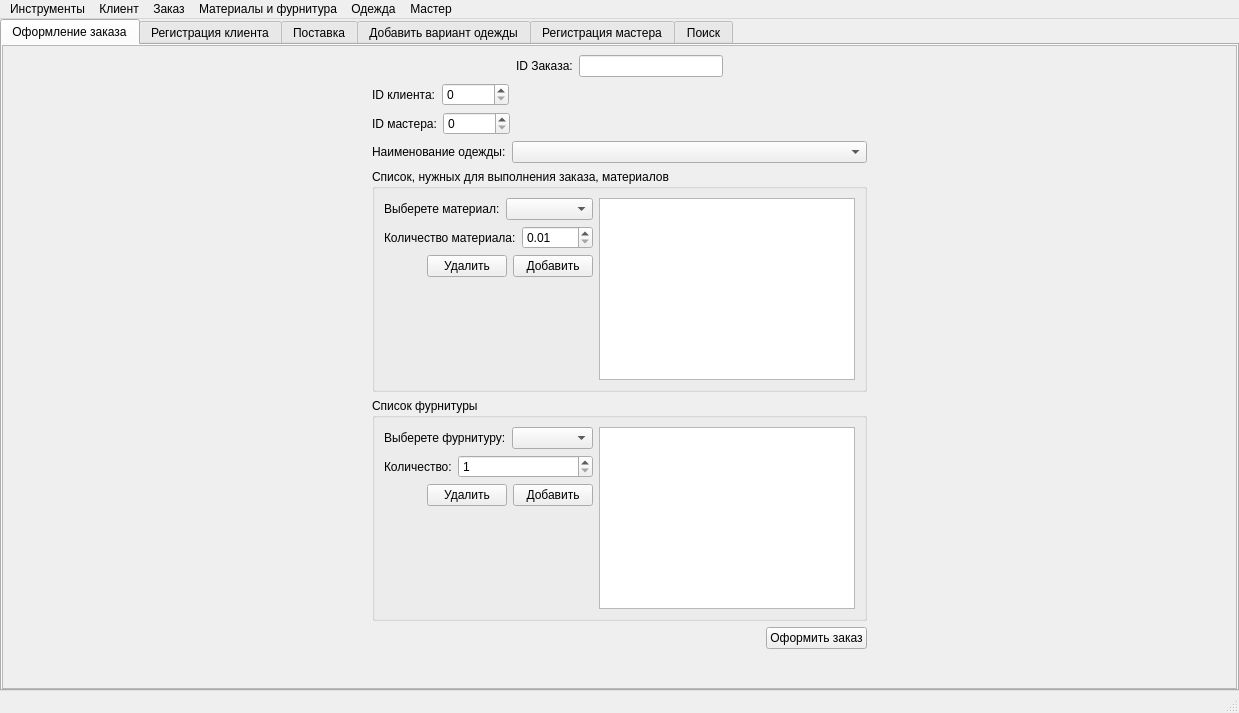
Above: mainwindow.ui from Nazarovv676/Studio before the change. Below: the same form after it.
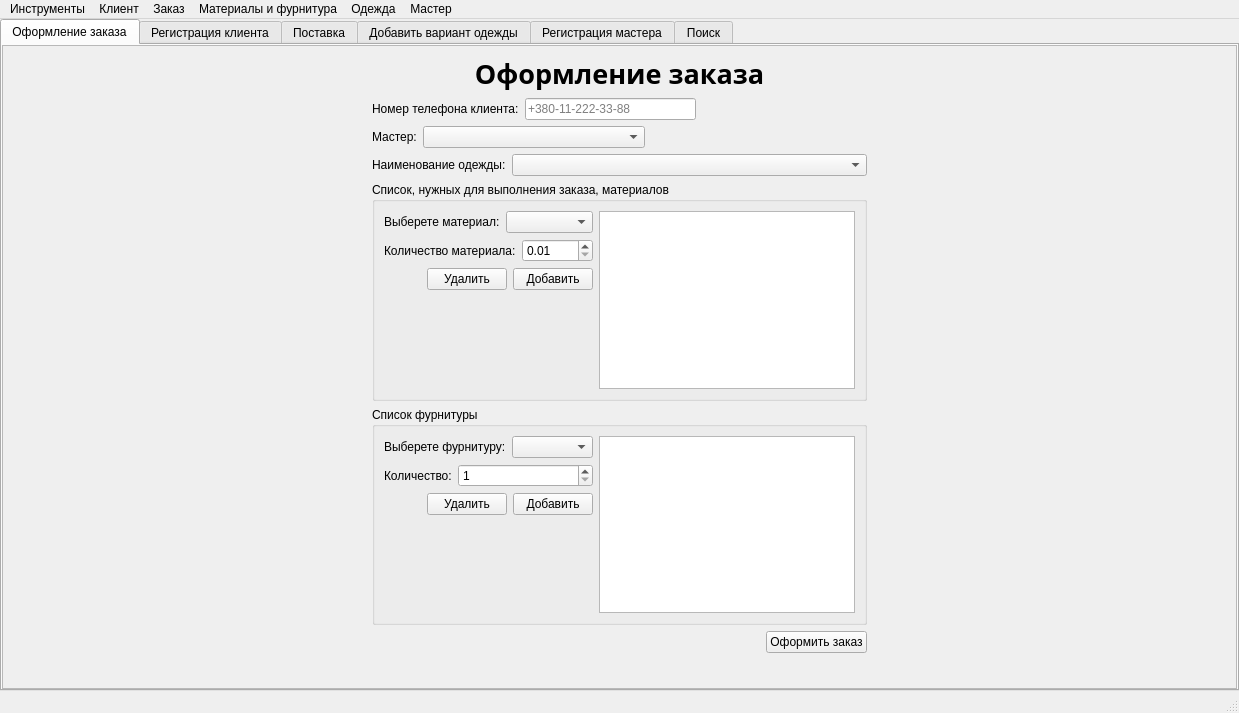
That is the form after the change. Icons and pictures are not drawn.

Commit message: Replace ids by telephone number and combobox in addOrder

Patch:
```diff
--- a/mainwindow.ui
+++ b/mainwindow.ui
@@ -123,62 +123,36 @@
               <item>
                <layout class="QVBoxLayout" name="verticalLayout_10">
                 <item>
-                 <layout class="QHBoxLayout" name="horizontalLayout_26">
-                  <item>
-                   <spacer name="horizontalSpacer_39">
-                    <property name="orientation">
-                     <enum>Qt::Horizontal</enum>
-                    </property>
-                    <property name="sizeHint" stdset="0">
-                     <size>
-                      <width>40</width>
-                      <height>20</height>
-                     </size>
-                    </property>
-                   </spacer>
-                  </item>
-                  <item>
-                   <widget class="QLabel" name="label_20">
-                    <property name="text">
-                     <string>ID Заказа:</string>
-                    </property>
-                   </widget>
-                  </item>
-                  <item>
-                   <widget class="QLineEdit" name="lineEdit_addOrderIdOrder">
-                    <property name="readOnly">
-                     <bool>true</bool>
-                    </property>
-                   </widget>
-                  </item>
-                  <item>
-                   <spacer name="horizontalSpacer_40">
-                    <property name="orientation">
-                     <enum>Qt::Horizontal</enum>
-                    </property>
-                    <property name="sizeHint" stdset="0">
-                     <size>
-                      <width>40</width>
-                      <height>20</height>
-                     </size>
-                    </property>
-                   </spacer>
-                  </item>
-                 </layout>
+                 <widget class="QLabel" name="label_20">
+                  <property name="font">
+                   <font>
+                    <family>Nunito</family>
+                    <pointsize>20</pointsize>
+                    <weight>75</weight>
+                    <bold>true</bold>
+                   </font>
+                  </property>
+                  <property name="text">
+                   <string>Оформление заказа</string>
+                  </property>
+                  <property name="alignment">
+                   <set>Qt::AlignCenter</set>
+                  </property>
+                 </widget>
                 </item>
                 <item>
                  <layout class="QHBoxLayout" name="horizontalLayout_27">
                   <item>
                    <widget class="QLabel" name="label_21">
                     <property name="text">
-                     <string>ID клиента:</string>
+                     <string>Номер телефона клиента:</string>
                     </property>
                    </widget>
                   </item>
                   <item>
-                   <widget class="QSpinBox" name="spinBox_addOrderCustId">
-                    <property name="maximum">
-                     <number>999999999</number>
+                   <widget class="QLineEdit" name="lineEdit_addOrderCustTel">
+                    <property name="placeholderText">
+                     <string>+380-11-222-33-88</string>
                     </property>
                    </widget>
                   </item>
@@ -202,14 +176,17 @@
                   <item>
                    <widget class="QLabel" name="label_22">
                     <property name="text">
-                     <string>ID мастера:</string>
+                     <string>Мастер:</string>
                     </property>
                    </widget>
                   </item>
                   <item>
-                   <widget class="QSpinBox" name="spinBox_addOrderMasterId">
-                    <property name="maximum">
-                     <number>999999999</number>
+                   <widget class="QComboBox" name="comboBox_addOrderMaster">
+                    <property name="sizePolicy">
+                     <sizepolicy hsizetype="MinimumExpanding" vsizetype="Fixed">
+                      <horstretch>0</horstretch>
+                      <verstretch>0</verstretch>
+                     </sizepolicy>
                     </property>
                    </widget>
                   </item>
```
The commit also changes 3 other files.
